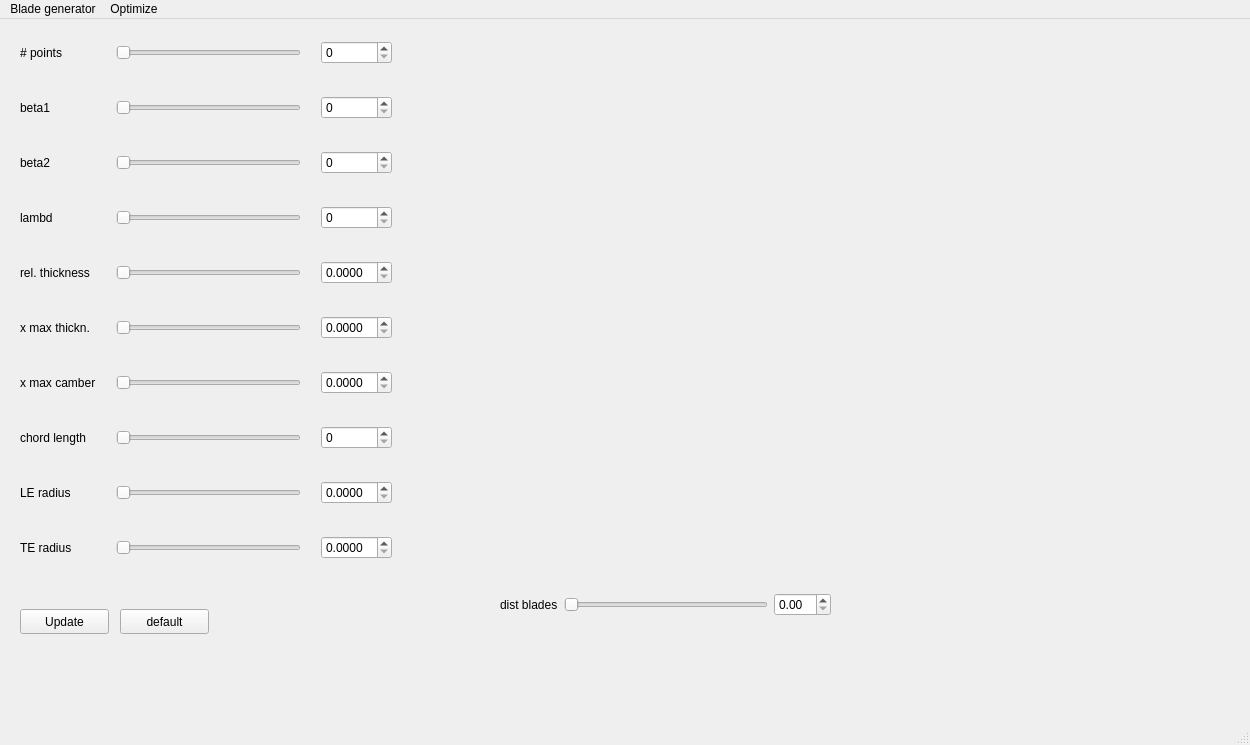
The window that scripts/gui/qtdesigner/mainwindow_v1.ui (badabush/Blade-Optimization-Tool) describes before a commit, drawn with Qt 5.
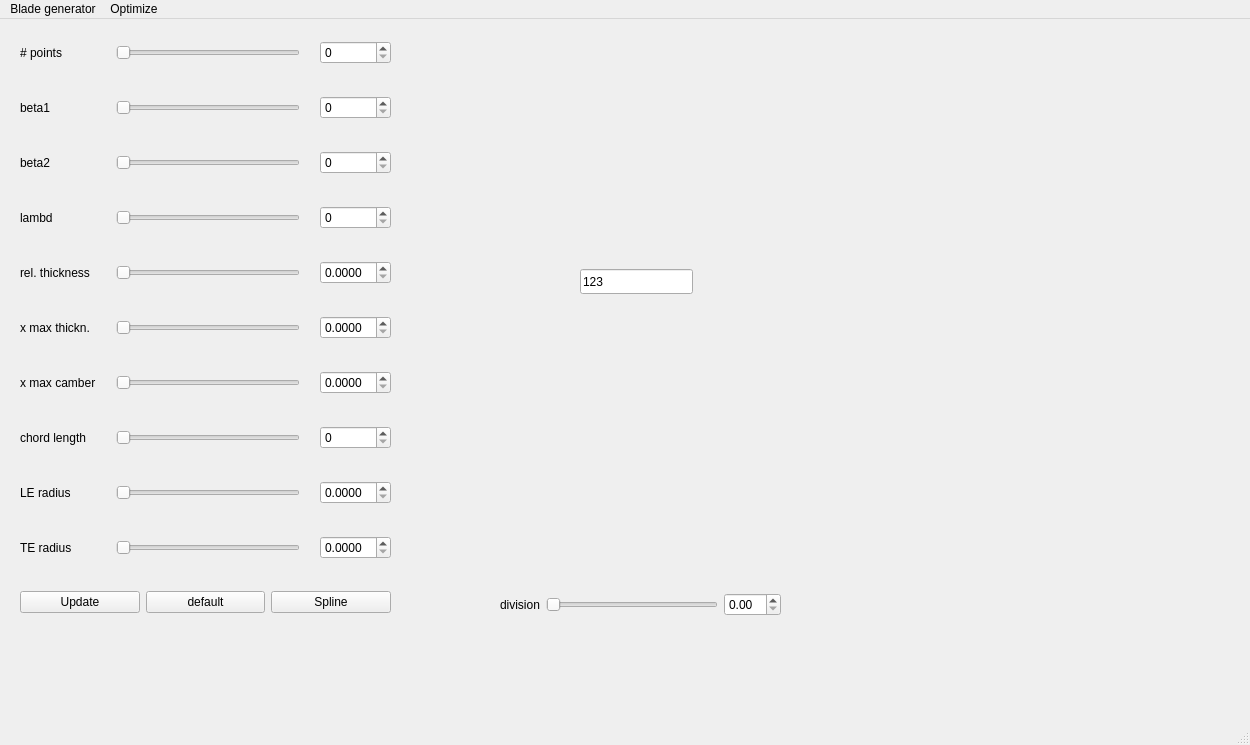
The same window after the commit.

Commit message: ref #9 #10 : adding spline functionality for camber line in gui

```diff
--- a/scripts/gui/qtdesigner/mainwindow_v1.ui
+++ b/scripts/gui/qtdesigner/mainwindow_v1.ui
@@ -19,11 +19,11 @@
      <rect>
       <x>20</x>
       <y>20</y>
-      <width>372</width>
+      <width>371</width>
       <height>532</height>
      </rect>
     </property>
-    <layout class="QGridLayout" name="gridLayout_2" columnminimumwidth="0,150,50">
+    <layout class="QGridLayout" name="gridLayout_2">
      <property name="horizontalSpacing">
       <number>20</number>
      </property>
@@ -302,32 +302,6 @@
      </item>
     </layout>
    </widget>
-   <widget class="QPushButton" name="btn_update">
-    <property name="geometry">
-     <rect>
-      <x>20</x>
-      <y>590</y>
-      <width>89</width>
-      <height>25</height>
-     </rect>
-    </property>
-    <property name="text">
-     <string>Update</string>
-    </property>
-   </widget>
-   <widget class="QPushButton" name="btn_default">
-    <property name="geometry">
-     <rect>
-      <x>120</x>
-      <y>590</y>
-      <width>89</width>
-      <height>25</height>
-     </rect>
-    </property>
-    <property name="text">
-     <string>default</string>
-    </property>
-   </widget>
    <widget class="QWidget" name="fig_widget" native="true">
     <property name="geometry">
      <rect>
@@ -337,13 +311,26 @@
       <height>531</height>
      </rect>
     </property>
+    <widget class="QLineEdit" name="returned_values">
+     <property name="geometry">
+      <rect>
+       <x>80</x>
+       <y>230</y>
+       <width>113</width>
+       <height>25</height>
+      </rect>
+     </property>
+     <property name="text">
+      <string>123</string>
+     </property>
+    </widget>
    </widget>
    <widget class="QWidget" name="gridLayoutWidget_2">
     <property name="geometry">
      <rect>
       <x>500</x>
       <y>560</y>
-      <width>331</width>
+      <width>281</width>
       <height>51</height>
      </rect>
     </property>
@@ -351,7 +338,7 @@
      <item row="0" column="0">
       <widget class="QLabel" name="label_12">
        <property name="text">
-        <string>dist blades</string>
+        <string>division</string>
        </property>
       </widget>
      </item>
@@ -377,6 +364,44 @@
      </item>
     </layout>
    </widget>
+   <widget class="QWidget" name="">
+    <property name="geometry">
+     <rect>
+      <x>20</x>
+      <y>570</y>
+      <width>371</width>
+      <height>27</height>
+     </rect>
+    </property>
+    <layout class="QHBoxLayout" name="horizontalLayout">
+     <item>
+      <widget class="QPushButton" name="btn_update">
+       <property name="text">
+        <string>Update</string>
+       </property>
+      </widget>
+     </item>
+     <item>
+      <widget class="QPushButton" name="btn_default">
+       <property name="text">
+        <string>default</string>
+       </property>
+      </widget>
+     </item>
+     <item>
+      <widget class="QPushButton" name="btn_spline">
+       <property name="text">
+        <string>Spline</string>
+       </property>
+      </widget>
+     </item>
+    </layout>
+   </widget>
+   <zorder>gridLayoutWidget</zorder>
+   <zorder>btn_update</zorder>
+   <zorder>btn_default</zorder>
+   <zorder>gridLayoutWidget_2</zorder>
+   <zorder>fig_widget</zorder>
   </widget>
   <widget class="QMenuBar" name="menubar">
    <property name="geometry">
```
The commit also changes 7 other files.
